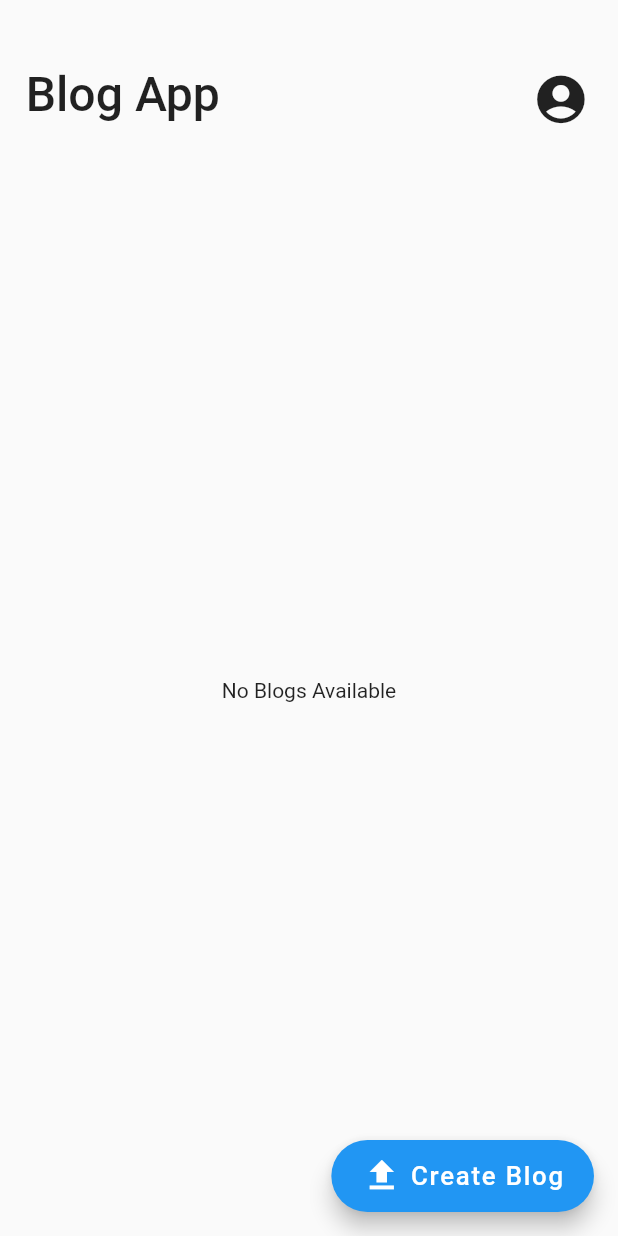
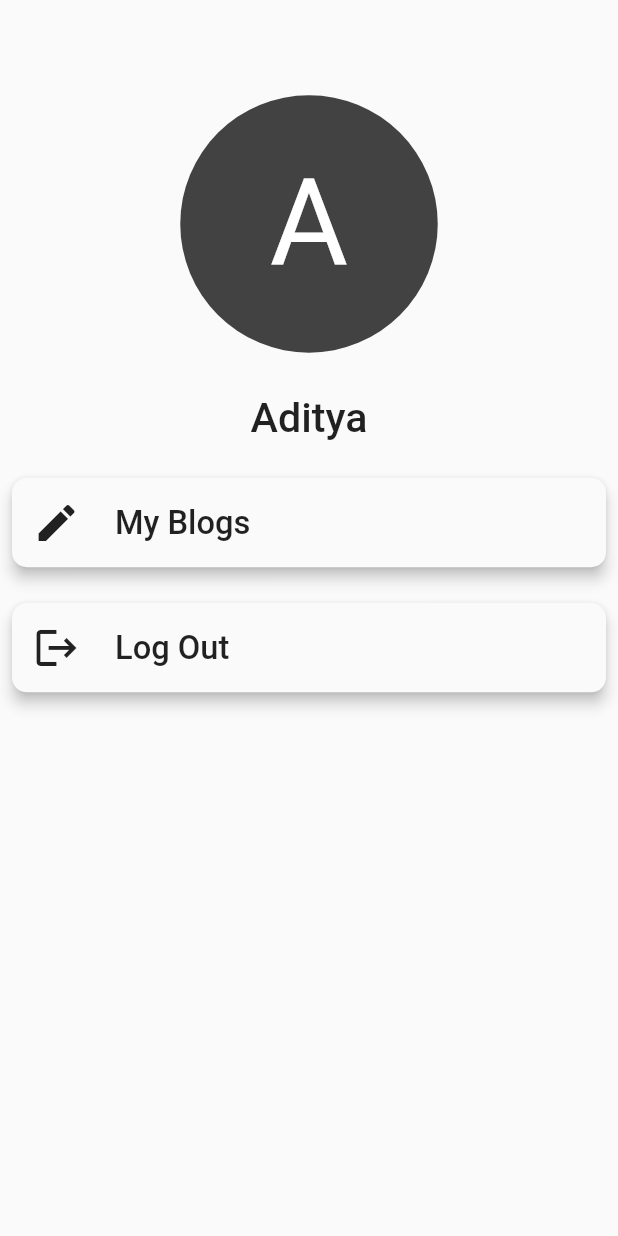
Before and after one commit to shubhamsingh9212/blog_app, a Flutter app: the HomeView screen opened by its route, after a tap on the "account circle" icon, on a phone screen of 412 x 824 dp. Run offline on Flutter 3.47's test engine with Material 2 defaults, Android fonts, the phone set to English and light mode, and no system bars; our stand-ins replace cloud_firestore, firebase_auth, firebase_core, firebase_storage, flutter_screenutil, fluttertoast and 2 more; accounts and stored records are empty; network calls fail.

Commit message:
ADD: Added logout functionality , detail screen

```diff
--- a/lib/app/data/firebase/firebase_auth.dart
+++ b/lib/app/data/firebase/firebase_auth.dart
@@ -1,5 +1,9 @@
 import 'package:firebase_auth/firebase_auth.dart';
 import 'package:flutter/material.dart';
+import 'package:get/get.dart';
+import 'package:get/get_core/src/get_main.dart';
+
+import '../../routes/app_pages.dart';
 
 class FirebaseAuthentication {
   final FirebaseAuth _auth = FirebaseAuth.instance;
@@ -31,6 +35,7 @@ class FirebaseAuthentication {
   Future<void> logOut() async {
     try {
       _auth.signOut();
+      Get.offAllNamed(Routes.LOGIN);
     } catch (e) {
       print(e);
     }
--- a/lib/app/data/global_widgets/text_field.dart
+++ b/lib/app/data/global_widgets/text_field.dart
@@ -6,9 +6,10 @@ class ReusableTextField extends StatelessWidget {
   final TextEditingController controller;
   final String hintText;
   final int maxLine;
+  final bool obscure;
 
   const ReusableTextField(
-      {Key? key, required this.controller, required this.hintText,  this.maxLine = 1})
+      {Key? key, required this.controller, required this.hintText,  this.maxLine = 1, this.obscure=false})
       : super(key: key);
 
   @override
@@ -19,6 +20,7 @@ class ReusableTextField extends StatelessWidget {
         // keyboardType: isMultiLine ?  TextInputType.multiline : TextInputType.text,
         controller: controller,
         maxLines: maxLine ,
+        obscureText: obscure,
         decoration: InputDecoration(
         hintText: hintText,
         border:
--- /dev/null
+++ b/lib/app/data/global_widgets/tiles.dart
@@ -0,0 +1,38 @@
+import 'package:flutter/material.dart';
+import 'package:flutter_screenutil/flutter_screenutil.dart';
+
+class Tile extends StatelessWidget {
+  final IconData icon;
+  final String title;
+  final Function function;
+
+  const Tile({Key? key, required this.icon, required this.title, required this.function})
+      : super(key: key);
+
+  @override
+  Widget build(BuildContext context) {
+    return GestureDetector(
+      onTap: ()=>function(),
+      child: Padding(
+        padding: const EdgeInsets.symmetric(horizontal: 8.0),
+        child: Material(
+          elevation: 4,
+          borderRadius: BorderRadius.circular(10),
+          child: Container(
+            padding: EdgeInsets.all(12.sp),
+            child: Row(children: [
+              Icon(icon, size: 28.sp),
+              SizedBox(
+                width: 20.w,
+              ),
+              Text(
+                title,
+                style: TextStyle(fontSize: 19.sp, fontWeight: FontWeight.w500),
+              )
+            ]),
+          ),
+        ),
+      ),
+    );
+  }
+}
--- a/lib/app/modules/blog_detail_screen/views/blog_detail_screen_view.dart
+++ b/lib/app/modules/blog_detail_screen/views/blog_detail_screen_view.dart
@@ -1,4 +1,5 @@
 import 'package:blog_app/app/data/global_widgets/appBar.dart';
+import 'package:blog_app/app/models/blog_models.dart';
 import 'package:flutter/material.dart';
 import 'package:flutter_screenutil/flutter_screenutil.dart';
 import 'package:get/get.dart';
@@ -22,7 +23,7 @@ class BlogDetailScreenView extends GetView<BlogDetailScreenController> {
             alignment: Alignment.topLeft,
             padding: EdgeInsets.symmetric(horizontal: 15.sp),
             child: Text(
-              "Blog Title",
+              controller.argument.title ?? "",
               style: TextStyle(fontSize: 22.sp, fontWeight: FontWeight.w500),
             ),
           ),
@@ -33,20 +34,21 @@ class BlogDetailScreenView extends GetView<BlogDetailScreenController> {
             margin: EdgeInsets.symmetric(horizontal: 10.sp),
             height: 200.h,
             decoration: BoxDecoration(
-              borderRadius: BorderRadius.circular(10.sp),
+                borderRadius: BorderRadius.circular(10.sp),
                 image: DecorationImage(
                     image: NetworkImage(
-                      "https://t3.ftcdn.net/jpg/01/59/18/36/360_F_159183621_0YTKAAqAA7GI7DlCBfYJ2wfKbC6Zf30V.jpg",
+                      controller.argument.img ?? ""
                     ),
                     fit: BoxFit.cover)),
-          ),SizedBox(
+          ),
+          SizedBox(
             height: 10.h,
           ),
           Container(
             alignment: Alignment.topLeft,
             padding: EdgeInsets.symmetric(horizontal: 15.sp),
             child: Text(
-              "Blog Description",
+              controller.argument.description ?? "",
               style: TextStyle(fontSize: 22.sp, fontWeight: FontWeight.w500),
             ),
           ),
--- /dev/null
+++ b/lib/app/modules/profile/bindings/profile_binding.dart
@@ -0,0 +1,12 @@
+import 'package:get/get.dart';
+
+import '../controllers/profile_controller.dart';
+
+class ProfileBinding extends Bindings {
+  @override
+  void dependencies() {
+    Get.lazyPut<ProfileController>(
+      () => ProfileController(),
+    );
+  }
+}
--- /dev/null
+++ b/lib/app/modules/profile/controllers/profile_controller.dart
@@ -0,0 +1,10 @@
+import 'package:blog_app/app/data/firebase_functions.dart';
+import 'package:firebase_auth/firebase_auth.dart';
+import 'package:get/get.dart';
+
+import '../../../data/firebase/firebase_auth.dart';
+
+class ProfileController extends GetxController {
+
+ FirebaseAuthentication functions = FirebaseAuthentication();
+}
--- /dev/null
+++ b/lib/app/modules/profile/views/profile_view.dart
@@ -0,0 +1,60 @@
+import 'package:blog_app/app/routes/app_pages.dart';
+import 'package:flutter/material.dart';
+import 'package:flutter_screenutil/flutter_screenutil.dart';
+import 'package:get/get.dart';
+
+import '../../../data/global_widgets/tiles.dart';
+import '../controllers/profile_controller.dart';
+
+class ProfileView extends GetView<ProfileController> {
+  const ProfileView({Key? key}) : super(key: key);
+
+  @override
+  Widget build(BuildContext context) {
+    return SafeArea(
+      child: Scaffold(
+        body: SizedBox(
+          width: Get.width,
+          child:
+              Column(crossAxisAlignment: CrossAxisAlignment.center, children: [
+            SizedBox(
+              height: 50.h,
+            ),
+            Container(
+              height: 150.h,
+              width: 150.w,
+              decoration: BoxDecoration(
+                  color: Colors.grey[800], shape: BoxShape.circle),
+              alignment: Alignment.center,
+              child: Text("A",
+                  style: TextStyle(fontSize: 70.sp, color: Colors.white)),
+            ),
+            SizedBox(
+              height: 20.h,
+            ),
+            Text(
+              "Aditya",
+              style: TextStyle(fontSize: 24.sp, fontWeight: FontWeight.w500),
+            ),
+            SizedBox(
+              height: 20.h,
+            ),
+            Tile(
+                icon: Icons.edit,
+                title: "My Blogs",
+                function: () {
+                  Get.toNamed(Routes.MY_BLOGS);
+                }),
+            SizedBox(
+              height: 20.h,
+            ),
+            Tile(icon: Icons.logout, title: "Log Out", function: () {
+              controller.functions.logOut();
+
+            }),
+          ]),
+        ),
+      ),
+    );
+  }
+}
--- a/lib/app/modules/sign_up/views/sign_up_view.dart
+++ b/lib/app/modules/sign_up/views/sign_up_view.dart
@@ -44,7 +44,7 @@ class SignUpView extends GetView<SignUpController> {
               height: 20.h,
             ),
             ReusableTextField(
-                controller: controller.password, hintText: "Password"),
+                controller: controller.password, hintText: "Password",obscure: true),
             SizedBox(
               height: 40.h,
             ),
--- a/lib/app/routes/app_routes.dart
+++ b/lib/app/routes/app_routes.dart
@@ -9,6 +9,8 @@ abstract class Routes {
   static const AUTHENTICATION = _Paths.AUTHENTICATION;
   static const BLOG_DETAIL_SCREEN = _Paths.BLOG_DETAIL_SCREEN;
   static const UPLOAD_BLOG = _Paths.UPLOAD_BLOG;
+  static const PROFILE = _Paths.PROFILE;
+  static const MY_BLOGS = _Paths.MY_BLOGS;
 }
 
 abstract class _Paths {
@@ -19,4 +21,6 @@ abstract class _Paths {
   static const AUTHENTICATION = '/authentication';
   static const BLOG_DETAIL_SCREEN = '/blog-detail-screen';
   static const UPLOAD_BLOG = '/upload-blog';
+  static const PROFILE = '/profile';
+  static const MY_BLOGS = '/my-blogs';
 }
```
Also changed, not shown: lib/app/data/firebase_functions.dart (+91 -8 lines), lib/app/data/global_widgets/post.dart (+38 -3 lines), lib/app/modules/blog_detail_screen/controllers/blog_detail_screen_controller.dart (+5 -14 lines), lib/app/modules/home/views/home_view.dart (+6 -2 lines), lib/app/modules/login/views/login_view.dart (+5 -2 lines), lib/app/modules/my_blogs/bindings/my_blogs_binding.dart (added, +12 -0 lines), lib/app/modules/my_blogs/controllers/my_blogs_controller.dart (added, +59 -0 lines), lib/app/modules/my_blogs/views/my_blogs_view.dart (added, +50 -0 lines), lib/app/modules/upload_blog/controllers/upload_blog_controller.dart (+40 -1 lines), lib/app/modules/upload_blog/views/upload_blog_view.dart (+13 -4 lines), lib/app/routes/app_pages.dart (+15 -1 lines).
